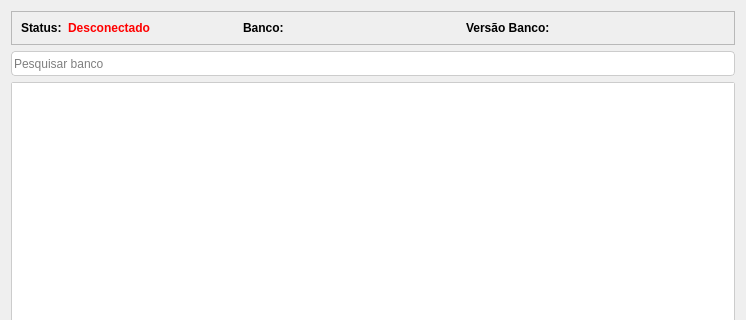
Before: the Qt Designer form views/ui/ManageDatabaseScreen.ui in pierrecampos/pyDatabaseAdministrator, drawn with Qt 5; both pictures show x 0 to 746 and y 0 to 320 of the 746 by 604 pixel window.
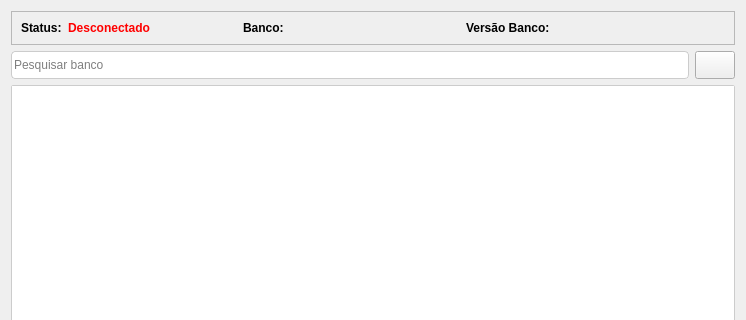
After: the same form once the commit is applied.

Commit message: Criado botão de Refresh

What changed in the file:
```diff
--- a/views/ui/ManageDatabaseScreen.ui
+++ b/views/ui/ManageDatabaseScreen.ui
@@ -14,7 +14,7 @@
    <string>Administrar Bancos</string>
   </property>
   <layout class="QGridLayout" name="gridLayout">
-   <item row="0" column="0">
+   <item row="0" column="0" colspan="2">
     <widget class="QFrame" name="headerFrame">
      <property name="font">
       <font>
@@ -143,25 +143,7 @@
      </layout>
     </widget>
    </item>
-   <item row="1" column="0">
-    <widget class="QLineEdit" name="txtFilterDatabase">
-     <property name="minimumSize">
-      <size>
-       <width>0</width>
-       <height>25</height>
-      </size>
-     </property>
-     <property name="styleSheet">
-      <string notr="true">border: 0.5px  solid #CCCCCC;
-border-radius: 4px;
-</string>
-     </property>
-     <property name="placeholderText">
-      <string>Pesquisar banco</string>
-     </property>
-    </widget>
-   </item>
-   <item row="2" column="0">
+   <item row="2" column="0" colspan="2">
     <widget class="QScrollArea" name="scrollArea">
      <property name="styleSheet">
       <string notr="true">border-radius: 2px; border: 1px solid #cccccc;</string>
@@ -175,7 +157,7 @@
         <x>0</x>
         <y>0</y>
         <width>722</width>
-        <height>466</height>
+        <height>463</height>
        </rect>
       </property>
       <property name="styleSheet">
@@ -194,7 +176,7 @@
        <property name="bottomMargin">
         <number>0</number>
        </property>
-       <item row="1" column="0">
+       <item row="0" column="0">
         <widget class="QListWidget" name="databaseList">
          <property name="frameShadow">
           <enum>QFrame::Plain</enum>
@@ -208,6 +190,43 @@
      </widget>
     </widget>
    </item>
+   <item row="1" column="0">
+    <widget class="QLineEdit" name="txtFilterDatabase">
+     <property name="minimumSize">
+      <size>
+       <width>0</width>
+       <height>28</height>
+      </size>
+     </property>
+     <property name="styleSheet">
+      <string notr="true">border: 0.5px  solid #CCCCCC;
+border-radius: 4px;
+</string>
+     </property>
+     <property name="placeholderText">
+      <string>Pesquisar banco</string>
+     </property>
+    </widget>
+   </item>
+   <item row="1" column="1">
+    <widget class="QPushButton" name="btnRefreshDatabaseList">
+     <property name="minimumSize">
+      <size>
+       <width>0</width>
+       <height>28</height>
+      </size>
+     </property>
+     <property name="text">
+      <string/>
+     </property>
+     <property name="iconSize">
+      <size>
+       <width>24</width>
+       <height>24</height>
+      </size>
+     </property>
+    </widget>
+   </item>
    <item row="4" column="0">
     <widget class="QFrame" name="footerFrame">
      <property name="enabled">
@@ -287,7 +306,7 @@
      </layout>
     </widget>
    </item>
-   <item row="3" column="0">
+   <item row="3" column="0" colspan="2">
     <widget class="Line" name="line">
      <property name="frameShadow">
       <enum>QFrame::Sunken</enum>
```
The commit also changes 7 other files.
